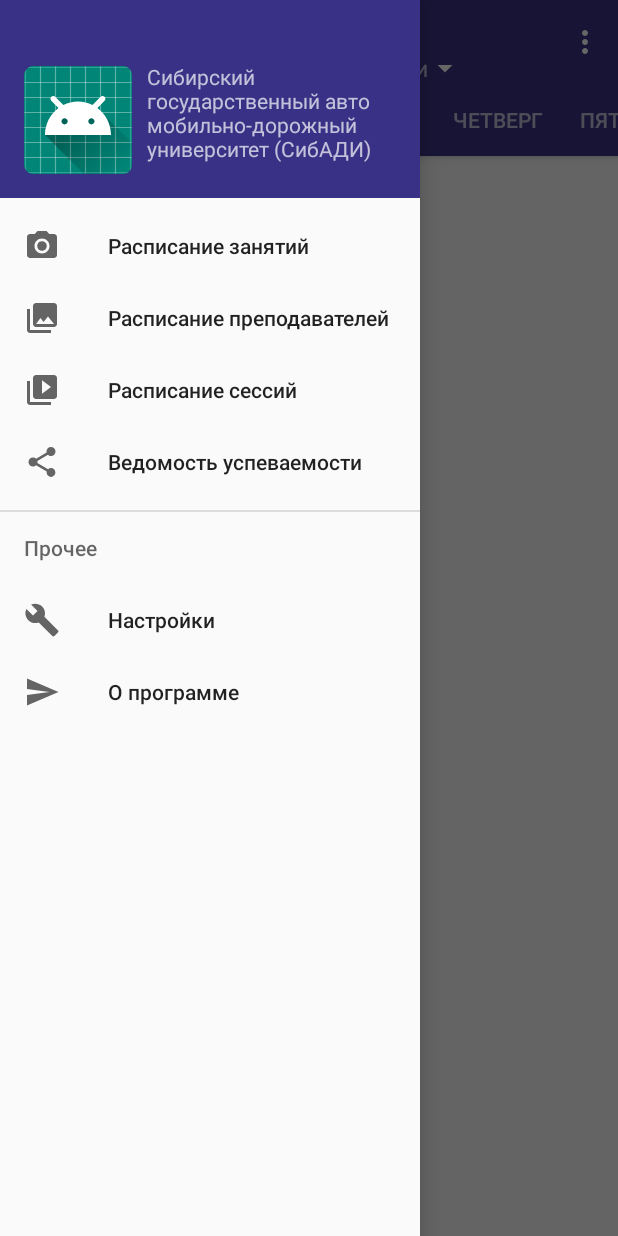
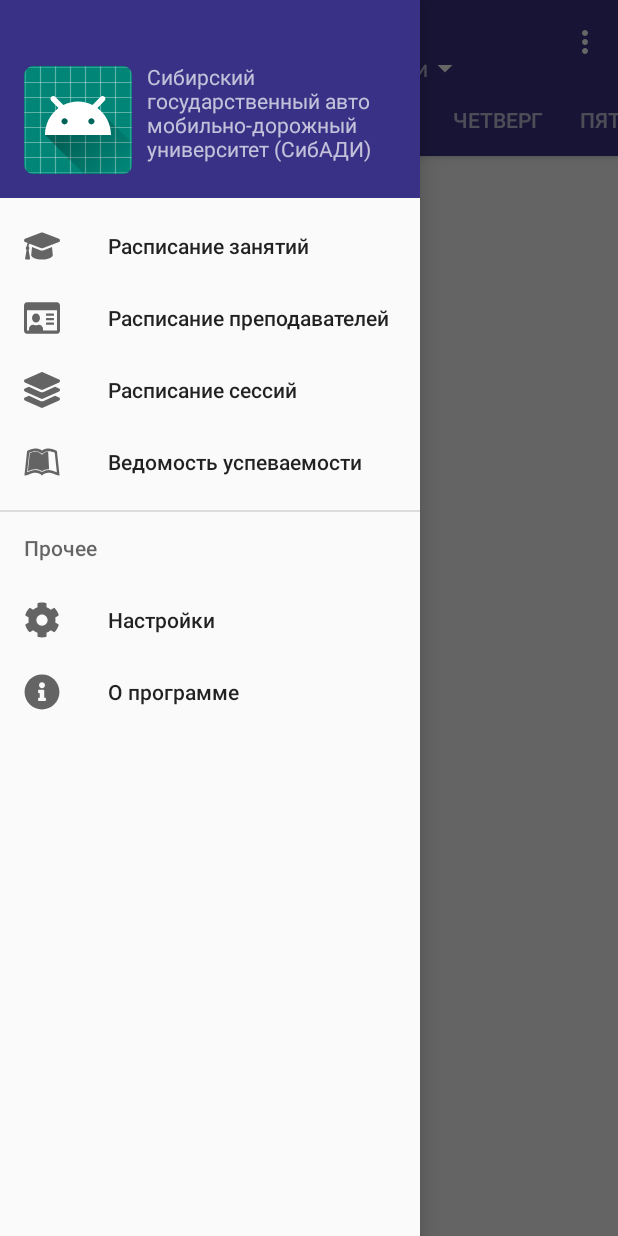
Before and after one commit to redhawk16/SibadiRasp, an Android app: the screen it shows after launch (MainActivity), with the side drawer open, on a phone screen of 412 x 824 dp. Run offline under Robolectric (Android 15) with nearby library versions, the phone set to English and light mode, and no system bars; network calls fail; Roboto replaces fonts that are not available here; 1 statement that could not run was skipped.

Commit message:
Add FontAwesome, tab icons

```diff
--- a/app/src/main/java/com/example/pochekuev/myapplication/MainActivity.java
+++ b/app/src/main/java/com/example/pochekuev/myapplication/MainActivity.java
@@ -160,8 +160,6 @@ public class MainActivity extends AppCompatActivity
         }
     }
 
-
-
     protected void onDestroy() {
         super.onDestroy();
         Log.d(LOG_TAG, "onDestroy");
@@ -211,8 +209,6 @@ public class MainActivity extends AppCompatActivity
         super.onStop();
         Log.d(LOG_TAG, "onStop");
     }
-
-
 
     @Override
     public void onBackPressed() {
--- a/app/src/main/java/com/example/pochekuev/myapplication/database/DatabaseHelper.java
+++ b/app/src/main/java/com/example/pochekuev/myapplication/database/DatabaseHelper.java
@@ -18,7 +18,7 @@ import java.util.List;
 
 public class DatabaseHelper extends SQLiteOpenHelper {
     private static String DB_NAME = "rasp.db";
-    private static String DB_PATH = "";
+    private static String DB_PATH = "database/";
     private static final int DB_VERSION = 1;
 
     private SQLiteDatabase mDataBase;
--- /dev/null
+++ b/app/src/main/res/drawable/ic_fa_cog_solid.xml
@@ -0,0 +1,4 @@
+<vector android:height="24dp" android:viewportHeight="512"
+    android:viewportWidth="512" android:width="24dp" xmlns:android="http://schemas.android.com/apk/res/android">
+    <path android:fillColor="#FF000000" android:pathData="M444.788,291.1l42.616,24.599c4.867,2.809 7.126,8.618 5.459,13.985 -11.07,35.642 -29.97,67.842 -54.689,94.586a12.016,12.016 0,0 1,-14.832 2.254l-42.584,-24.595a191.577,191.577 0,0 1,-60.759 35.13v49.182a12.01,12.01 0,0 1,-9.377 11.718c-34.956,7.85 -72.499,8.256 -109.219,0.007 -5.49,-1.233 -9.403,-6.096 -9.403,-11.723v-49.184a191.555,191.555 0,0 1,-60.759 -35.13l-42.584,24.595a12.016,12.016 0,0 1,-14.832 -2.254c-24.718,-26.744 -43.619,-58.944 -54.689,-94.586 -1.667,-5.366 0.592,-11.175 5.459,-13.985L67.212,291.1a193.48,193.48 0,0 1,0 -70.199l-42.616,-24.599c-4.867,-2.809 -7.126,-8.618 -5.459,-13.985 11.07,-35.642 29.97,-67.842 54.689,-94.586a12.016,12.016 0,0 1,14.832 -2.254l42.584,24.595a191.577,191.577 0,0 1,60.759 -35.13V25.759a12.01,12.01 0,0 1,9.377 -11.718c34.956,-7.85 72.499,-8.256 109.219,-0.007 5.49,1.233 9.403,6.096 9.403,11.723v49.184a191.555,191.555 0,0 1,60.759 35.13l42.584,-24.595a12.016,12.016 0,0 1,14.832 2.254c24.718,26.744 43.619,58.944 54.689,94.586 1.667,5.366 -0.592,11.175 -5.459,13.985L444.788,220.9a193.485,193.485 0,0 1,0 70.2zM336,256c0,-44.112 -35.888,-80 -80,-80s-80,35.888 -80,80 35.888,80 80,80 80,-35.888 80,-80z"/>
+</vector>
--- /dev/null
+++ b/app/src/main/res/drawable/ic_fa_graduation_cap.xml
@@ -0,0 +1,4 @@
+<vector android:height="24dp" android:viewportHeight="512"
+    android:viewportWidth="640" android:width="24dp" xmlns:android="http://schemas.android.com/apk/res/android">
+    <path android:fillColor="#FF000000" android:pathData="M622.34,153.2L343.4,67.5c-15.2,-4.67 -31.6,-4.67 -46.79,0L17.66,153.2c-23.54,7.23 -23.54,38.36 0,45.59l48.63,14.94c-10.67,13.19 -17.23,29.28 -17.88,46.9C38.78,266.15 32,276.11 32,288c0,10.78 5.68,19.85 13.86,25.65L20.33,428.53C18.11,438.52 25.71,448 35.94,448h56.11c10.24,0 17.84,-9.48 15.62,-19.47L82.14,313.65C90.32,307.85 96,298.78 96,288c0,-11.57 -6.47,-21.25 -15.66,-26.87 0.76,-15.02 8.44,-28.3 20.69,-36.72L296.6,284.5c9.06,2.78 26.44,6.25 46.79,0l278.95,-85.7c23.55,-7.24 23.55,-38.36 0,-45.6zM352.79,315.09c-28.53,8.76 -52.84,3.92 -65.59,0l-145.02,-44.55L128,384c0,35.35 85.96,64 192,64s192,-28.65 192,-64l-14.18,-113.47 -145.03,44.56z"/>
+</vector>
--- /dev/null
+++ b/app/src/main/res/drawable/ic_fa_id_card.xml
@@ -0,0 +1,4 @@
+<vector android:height="24dp" android:viewportHeight="512"
+    android:viewportWidth="576" android:width="24dp" xmlns:android="http://schemas.android.com/apk/res/android">
+    <path android:fillColor="#FF000000" android:pathData="M528,32L48,32C21.5,32 0,53.5 0,80v352c0,26.5 21.5,48 48,48h480c26.5,0 48,-21.5 48,-48L576,80c0,-26.5 -21.5,-48 -48,-48zM528,432L303.2,432c0.9,-4.5 0.8,3.6 0.8,-22.4 0,-31.8 -30.1,-57.6 -67.2,-57.6 -10.8,0 -18.7,8 -44.8,8 -26.9,0 -33.4,-8 -44.8,-8 -37.1,0 -67.2,25.8 -67.2,57.6 0,26 -0.2,17.9 0.8,22.4L48,432L48,144h480v288zM360,352h112c4.4,0 8,-3.6 8,-8v-16c0,-4.4 -3.6,-8 -8,-8L360,320c-4.4,0 -8,3.6 -8,8v16c0,4.4 3.6,8 8,8zM360,288h112c4.4,0 8,-3.6 8,-8v-16c0,-4.4 -3.6,-8 -8,-8L360,256c-4.4,0 -8,3.6 -8,8v16c0,4.4 3.6,8 8,8zM360,224h112c4.4,0 8,-3.6 8,-8v-16c0,-4.4 -3.6,-8 -8,-8L360,192c-4.4,0 -8,3.6 -8,8v16c0,4.4 3.6,8 8,8zM192,320c35.3,0 64,-28.7 64,-64s-28.7,-64 -64,-64 -64,28.7 -64,64 28.7,64 64,64z"/>
+</vector>
--- /dev/null
+++ b/app/src/main/res/drawable/ic_fa_info_circle.xml
@@ -0,0 +1,4 @@
+<vector android:height="24dp" android:viewportHeight="512"
+    android:viewportWidth="512" android:width="24dp" xmlns:android="http://schemas.android.com/apk/res/android">
+    <path android:fillColor="#FF000000" android:pathData="M256,8C119.043,8 8,119.083 8,256c0,136.997 111.043,248 248,248s248,-111.003 248,-248C504,119.083 392.957,8 256,8zM256,118c23.196,0 42,18.804 42,42s-18.804,42 -42,42 -42,-18.804 -42,-42 18.804,-42 42,-42zM312,372c0,6.627 -5.373,12 -12,12h-88c-6.627,0 -12,-5.373 -12,-12v-24c0,-6.627 5.373,-12 12,-12h12v-64h-12c-6.627,0 -12,-5.373 -12,-12v-24c0,-6.627 5.373,-12 12,-12h64c6.627,0 12,5.373 12,12v100h12c6.627,0 12,5.373 12,12v24z"/>
+</vector>
--- /dev/null
+++ b/app/src/main/res/drawable/ic_fa_layer_group_solid.xml
@@ -0,0 +1,4 @@
+<vector android:height="24dp" android:viewportHeight="512"
+    android:viewportWidth="512" android:width="24dp" xmlns:android="http://schemas.android.com/apk/res/android">
+    <path android:fillColor="#FF000000" android:pathData="M12.41,148.02l232.94,105.67c6.8,3.09 14.49,3.09 21.29,0l232.94,-105.67c16.55,-7.51 16.55,-32.52 0,-40.03L266.65,2.31a25.607,25.607 0,0 0,-21.29 0L12.41,107.98c-16.55,7.51 -16.55,32.53 0,40.04zM499.59,236.3l-58.09,-26.33 -161.64,73.27c-7.56,3.43 -15.59,5.17 -23.86,5.17s-16.29,-1.74 -23.86,-5.17L70.51,209.97l-58.1,26.33c-16.55,7.5 -16.55,32.5 0,40l232.94,105.59c6.8,3.08 14.49,3.08 21.29,0L499.59,276.3c16.55,-7.5 16.55,-32.5 0,-40zM499.59,364.1l-57.87,-26.23 -161.86,73.37c-7.56,3.43 -15.59,5.17 -23.86,5.17s-16.29,-1.74 -23.86,-5.17L70.29,337.87 12.41,364.1c-16.55,7.5 -16.55,32.5 0,40l232.94,105.59c6.8,3.08 14.49,3.08 21.29,0L499.59,404.1c16.55,-7.5 16.55,-32.5 0,-40z"/>
+</vector>
--- /dev/null
+++ b/app/src/main/res/drawable/ic_fa_leanpub_brands.xml
@@ -0,0 +1,4 @@
+<vector android:height="24dp" android:viewportHeight="512"
+    android:viewportWidth="576" android:width="24dp" xmlns:android="http://schemas.android.com/apk/res/android">
+    <path android:fillColor="#FF000000" android:pathData="M386.539,111.485l15.096,248.955 -10.979,-0.275c-36.232,-0.824 -71.64,8.783 -102.657,27.997 -31.016,-19.214 -66.424,-27.997 -102.657,-27.997 -45.564,0 -82.07,10.705 -123.516,27.723L93.117,129.6c28.546,-11.803 61.484,-18.115 92.226,-18.115 41.173,0 73.836,13.175 102.657,42.544 27.723,-28.271 59.013,-41.721 98.539,-42.544zM569.07,448c-25.526,0 -47.485,-5.215 -70.542,-15.645 -34.31,-15.645 -69.993,-24.978 -107.871,-24.978 -38.977,0 -74.934,12.901 -102.657,40.623 -27.723,-27.723 -63.68,-40.623 -102.657,-40.623 -37.878,0 -73.561,9.333 -107.871,24.978C55.239,442.236 32.731,448 8.303,448L6.93,448L49.475,98.859C88.726,76.626 136.486,64 181.775,64 218.83,64 256.984,71.685 288,93.095 319.016,71.685 357.17,64 394.225,64c45.289,0 93.049,12.626 132.3,34.859L569.07,448zM525.702,403.259l-34.036,-280.246c-30.742,-13.999 -67.248,-21.41 -101.009,-21.41 -38.428,0 -74.385,12.077 -102.657,38.702 -28.272,-26.625 -64.228,-38.702 -102.657,-38.702 -33.761,0 -70.267,7.411 -101.009,21.41L50.298,403.259c47.211,-19.487 82.894,-33.486 135.045,-33.486 37.604,0 70.817,9.606 102.657,29.644 31.84,-20.038 65.052,-29.644 102.657,-29.644 52.151,0 87.834,13.999 135.045,33.486z"/>
+</vector>
--- a/app/src/main/res/menu/activity_main_drawer.xml
+++ b/app/src/main/res/menu/activity_main_drawer.xml
@@ -6,19 +6,19 @@
     <group android:checkableBehavior="single">
         <item
             android:id="@+id/nav_camera"
-            android:icon="@drawable/ic_menu_camera"
+            android:icon="@drawable/ic_fa_graduation_cap"
             android:title="@string/raspzan" />
         <item
             android:id="@+id/nav_gallery"
-            android:icon="@drawable/ic_menu_gallery"
+            android:icon="@drawable/ic_fa_id_card"
             android:title="@string/raspprep" />
         <item
             android:id="@+id/nav_slideshow"
-            android:icon="@drawable/ic_menu_slideshow"
+            android:icon="@drawable/ic_fa_layer_group_solid"
             android:title="@string/raspses" />
         <item
             android:id="@+id/nav_manage"
-            android:icon="@drawable/ic_menu_share"
+            android:icon="@drawable/ic_fa_leanpub_brands"
             android:title="@string/ved" />
     </group>
 
@@ -26,11 +26,11 @@
         <menu>
             <item
                 android:id="@+id/nav_share"
-                android:icon="@drawable/ic_menu_manage"
+                android:icon="@drawable/ic_fa_cog_solid"
                 android:title="@string/action_settings" />
             <item
                 android:id="@+id/nav_send"
-                android:icon="@drawable/ic_menu_send"
+                android:icon="@drawable/ic_fa_info_circle"
                 android:title="@string/aboutprog" />
         </menu>
     </item>
```
Also changed, not shown: app/src/main/java/com/example/pochekuev/myapplication/fonts/fa_regular.java (added, +34 -0 lines), app/src/main/java/com/example/pochekuev/myapplication/fonts/fa_solid.java (added, +34 -0 lines), app/src/main/res/values/fa-icons.xml (added, +11 -0 lines), app/src/main/assets/database/rasp.db (renamed from app/src/main/assets/rasp.db), app/src/main/assets/fonts/FA5Regular400.otf (added), 1 other file.
